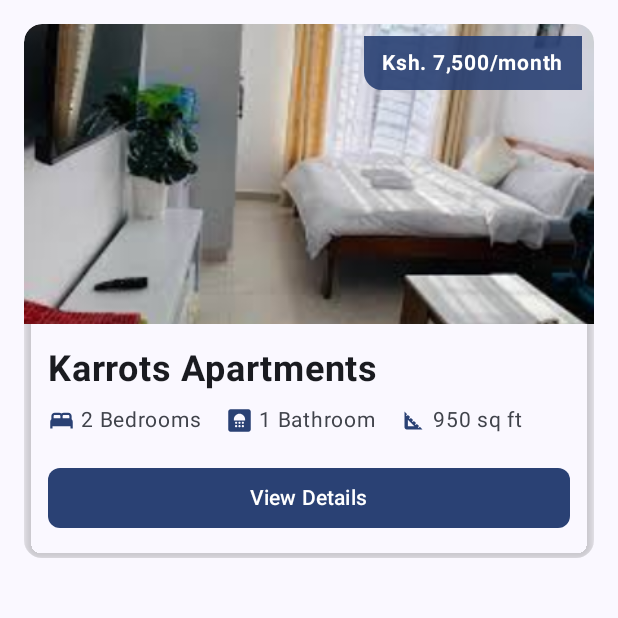
After one commit to mausieliud/Apartment, an Android app built with Jetpack Compose: the composable Explore shown on its own in the app's theme, on a phone screen of 412 x 824 dp, the top half of it. The commit adds this screen. Run offline under Robolectric (Android 15) with nearby library versions, the phone set to English and light mode, and no system bars; 1 statement that could not run was skipped.

Commit message:
Improved on ExploreScreen

```diff
--- /dev/null
+++ b/Android/app/src/main/java/com/example/apartment/components/Explore.kt
@@ -0,0 +1,172 @@
+package com.example.apartment.components
+
+import androidx.compose.foundation.Image
+import androidx.compose.foundation.background
+import androidx.compose.foundation.layout.Box
+import androidx.compose.foundation.layout.Column
+import androidx.compose.foundation.layout.Row
+import androidx.compose.foundation.layout.Spacer
+import androidx.compose.foundation.layout.fillMaxSize
+import androidx.compose.foundation.layout.fillMaxWidth
+import androidx.compose.foundation.layout.height
+import androidx.compose.foundation.layout.padding
+import androidx.compose.foundation.layout.size
+import androidx.compose.foundation.layout.width
+import androidx.compose.foundation.shape.RoundedCornerShape
+import androidx.compose.material.icons.Icons
+import androidx.compose.material.icons.filled.Bathroom
+import androidx.compose.material.icons.filled.Bed
+import androidx.compose.material.icons.filled.SquareFoot
+import androidx.compose.material3.Button
+import androidx.compose.material3.Icon
+import androidx.compose.material3.MaterialTheme
+import androidx.compose.material3.Surface
+import androidx.compose.material3.Text
+import androidx.compose.runtime.Composable
+import androidx.compose.ui.Alignment
+import androidx.compose.ui.Modifier
+import androidx.compose.ui.draw.clip
+import androidx.compose.ui.draw.shadow
+import androidx.compose.ui.layout.ContentScale
+import androidx.compose.ui.res.painterResource
+import androidx.compose.ui.text.font.FontWeight
+import androidx.compose.ui.unit.dp
+import androidx.compose.ui.unit.sp
+import com.example.apartment.R
+
+@Composable
+fun Explore(){
+    Column(
+        modifier = Modifier
+            .fillMaxWidth()
+            .padding(16.dp)
+            .clip(RoundedCornerShape(12.dp))
+            .background(MaterialTheme.colorScheme.surface)
+            .shadow(elevation = 4.dp, shape = RoundedCornerShape(12.dp))
+    ) {
+        // Property Image with rounded corners
+        Box(
+            modifier = Modifier
+                .fillMaxWidth()
+                .height(200.dp)
+        ) {
+            Image(
+                painter = painterResource(id = R.drawable.karrots),
+                contentDescription = "Karrots Apartments",
+                contentScale = ContentScale.Crop,
+                modifier = Modifier
+                    .fillMaxSize()
+                    .clip(RoundedCornerShape(topStart = 12.dp, topEnd = 12.dp))
+            )
+
+            // Price badge overlay
+            Surface(
+                color = MaterialTheme.colorScheme.primary.copy(alpha = 0.9f),
+                shape = RoundedCornerShape(bottomStart = 12.dp),
+                modifier = Modifier
+                    .align(Alignment.TopEnd)
+                    .padding(8.dp)
+            ) {
+                Text(
+                    text = "Ksh. 7,500/month",
+                    fontSize = 14.sp,
+                    fontWeight = FontWeight.Bold,
+                    color = MaterialTheme.colorScheme.onPrimary,
+                    modifier = Modifier.padding(horizontal = 12.dp, vertical = 6.dp)
+                )
+            }
+        }
+
+        // Property details
+        Column(
+            modifier = Modifier
+                .fillMaxWidth()
+                .padding(16.dp)
+        ) {
+            // Property name
+            Text(
+                text = "Karrots Apartments",
+                fontSize = 24.sp,
+                fontWeight = FontWeight.Bold,
+                color = MaterialTheme.colorScheme.onSurface
+            )
+
+            Spacer(modifier = Modifier.height(8.dp))
+
+            // Property features with icons
+            Row(
+                modifier = Modifier.fillMaxWidth(),
+                verticalAlignment = Alignment.CenterVertically
+            ) {
+                // Bedrooms
+                Row(
+                    verticalAlignment = Alignment.CenterVertically
+                ) {
+                    Icon(
+                        imageVector = Icons.Filled.Bed,
+                        contentDescription = null,
+                        tint = MaterialTheme.colorScheme.primary,
+                        modifier = Modifier.size(18.dp)
+                    )
+                    Spacer(modifier = Modifier.width(4.dp))
+                    Text(
+                        text = "2 Bedrooms",
+                        fontSize = 14.sp,
+                        color = MaterialTheme.colorScheme.onSurfaceVariant
+                    )
+                }
+
+                Spacer(modifier = Modifier.width(16.dp))
+
+                // Bathrooms
+                Row(
+                    verticalAlignment = Alignment.CenterVertically
+                ) {
+                    Icon(
+                        imageVector = Icons.Filled.Bathroom,
+                        contentDescription = null,
+                        tint = MaterialTheme.colorScheme.primary,
+                        modifier = Modifier.size(18.dp)
+                    )
+                    Spacer(modifier = Modifier.width(4.dp))
+                    Text(
+                        text = "1 Bathroom",
+                        fontSize = 14.sp,
+                        color = MaterialTheme.colorScheme.onSurfaceVariant
+                    )
+                }
+
+                Spacer(modifier = Modifier.width(16.dp))
+
+                // Square footage
+                Row(
+                    verticalAlignment = Alignment.CenterVertically
+                ) {
+                    Icon(
+                        imageVector = Icons.Filled.SquareFoot,
+                        contentDescription = null,
+                        tint = MaterialTheme.colorScheme.primary,
+                        modifier = Modifier.size(18.dp)
+                    )
+                    Spacer(modifier = Modifier.width(4.dp))
+                    Text(
+                        text = "950 sq ft",
+                        fontSize = 14.sp,
+                        color = MaterialTheme.colorScheme.onSurfaceVariant
+                    )
+                }
+            }
+
+            Spacer(modifier = Modifier.height(16.dp))
+
+            // View details button
+            Button(
+                onClick = { /* TODO: Handle click */ },
+                modifier = Modifier.fillMaxWidth(),
+                shape = RoundedCornerShape(8.dp)
+            ) {
+                Text(text = "View Details")
+            }
+        }
+    }
+}
```
Also changed, not shown: Android/app/src/main/java/com/example/apartment/components/FilterChipsRow.kt (added, +158 -0 lines), Android/app/src/main/java/com/example/apartment/screens/ExploreScreen.kt (+28 -72 lines), Android/app/src/main/res/drawable/karrots.jpeg (added).
